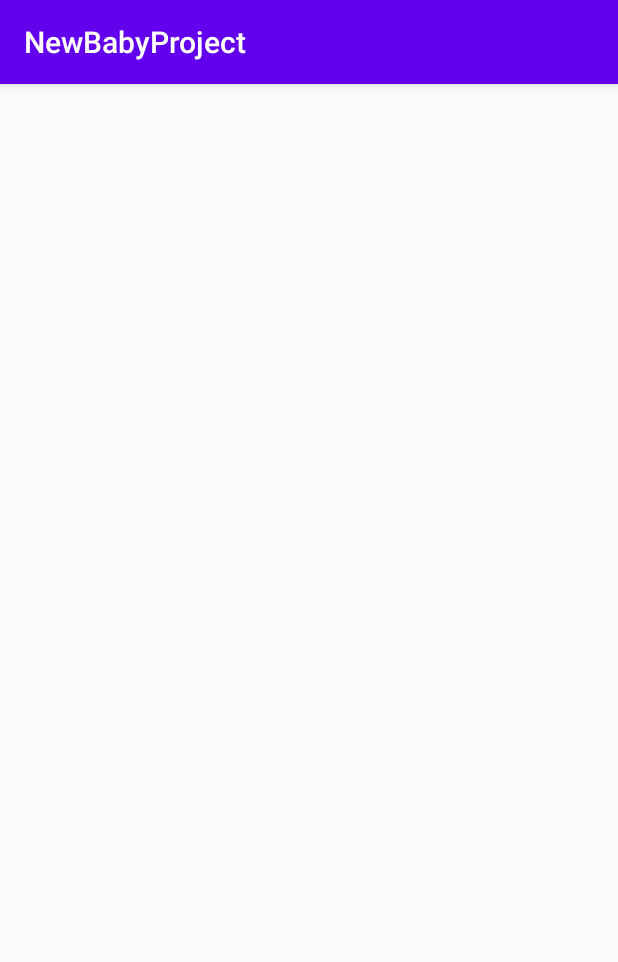
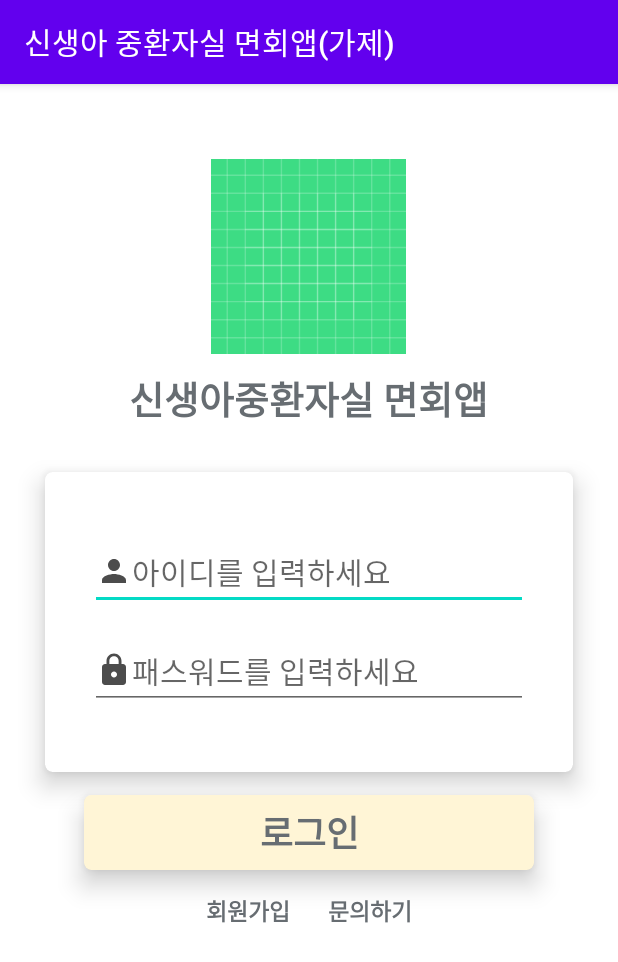
Before and after one commit to ParkSongSal/NewBabyProject, an Android app: the screen it shows after launch (MainActivity before the commit, LoginActivity after it), on a phone screen of 412 x 824 dp. Shown: the top 962 px of the screen. Run offline under Robolectric (Android 15) with nearby library versions, the phone set to English and light mode, and no system bars.

Commit message:
login.xml 화면 작성

```diff
--- a/app/src/main/AndroidManifest.xml
+++ b/app/src/main/AndroidManifest.xml
@@ -9,7 +9,8 @@
         android:roundIcon="@mipmap/ic_launcher_round"
         android:supportsRtl="true"
         android:theme="@style/AppTheme">
-        <activity android:name=".MainActivity">
+        <activity android:name=".MainActivity"></activity>
+        <activity android:name=".LoginActivity">
             <intent-filter>
                 <action android:name="android.intent.action.MAIN" />
 
--- /dev/null
+++ b/app/src/main/java/com/example/newbabyproject/LoginActivity.kt
@@ -0,0 +1,21 @@
+package com.example.newbabyproject
+
+import android.os.Bundle
+import android.view.View
+import androidx.appcompat.app.AppCompatActivity
+
+class LoginActivity : AppCompatActivity() {
+    override fun onCreate(savedInstanceState: Bundle?) {
+        super.onCreate(savedInstanceState)
+        setContentView(R.layout.activity_login)
+    }
+
+    fun onClick(view: View) {
+
+        /*when (view.id) {
+            R.id.loginBtn -> Login()
+            R.id.registerTxt -> Register()
+            R.id.inquireTxt -> Inquire()
+        }*/
+    }
+}
--- /dev/null
+++ b/app/src/main/res/drawable/ic_lock_black_24dp.xml
@@ -0,0 +1,5 @@
+<vector android:alpha="0.7" android:height="24dp"
+    android:viewportHeight="24.0" android:viewportWidth="24.0"
+    android:width="24dp" xmlns:android="http://schemas.android.com/apk/res/android">
+    <path android:fillColor="@color/blackColor" android:pathData="M18,8h-1L17,6c0,-2.76 -2.24,-5 -5,-5S7,3.24 7,6v2L6,8c-1.1,0 -2,0.9 -2,2v10c0,1.1 0.9,2 2,2h12c1.1,0 2,-0.9 2,-2L20,10c0,-1.1 -0.9,-2 -2,-2zM12,17c-1.1,0 -2,-0.9 -2,-2s0.9,-2 2,-2 2,0.9 2,2 -0.9,2 -2,2zM15.1,8L8.9,8L8.9,6c0,-1.71 1.39,-3.1 3.1,-3.1 1.71,0 3.1,1.39 3.1,3.1v2z"/>
+</vector>
--- /dev/null
+++ b/app/src/main/res/drawable/ic_person_black_24dp.xml
@@ -0,0 +1,5 @@
+<vector android:alpha="0.7" android:height="24dp"
+    android:viewportHeight="24.0" android:viewportWidth="24.0"
+    android:width="24dp" xmlns:android="http://schemas.android.com/apk/res/android">
+    <path android:fillColor="@color/blackColor" android:pathData="M12,12c2.21,0 4,-1.79 4,-4s-1.79,-4 -4,-4 -4,1.79 -4,4 1.79,4 4,4zM12,14c-2.67,0 -8,1.34 -8,4v2h16v-2c0,-2.66 -5.33,-4 -8,-4z"/>
+</vector>
--- /dev/null
+++ b/app/src/main/res/layout/activity_login.xml
@@ -0,0 +1,138 @@
+<?xml version="1.0" encoding="utf-8"?>
+<LinearLayout xmlns:android="http://schemas.android.com/apk/res/android"
+    xmlns:app="http://schemas.android.com/apk/res-auto"
+    xmlns:tools="http://schemas.android.com/tools"
+    android:layout_width="match_parent"
+    android:layout_height="match_parent"
+    android:orientation="vertical"
+    android:background="@color/whiteColor"
+    tools:context=".LoginActivity">
+
+        <ImageView
+            android:id="@+id/logoImg"
+            android:layout_width="130dp"
+            android:layout_height="130dp"
+            android:layout_marginTop="50dp"
+            android:layout_gravity="center"
+            android:src="@drawable/ic_launcher_background" />
+
+        <TextView
+            android:id="@+id/appNameTextView"
+            android:layout_width="wrap_content"
+            android:layout_height="wrap_content"
+            android:layout_gravity="center"
+            android:text="신생아중환자실 면회앱"
+            android:layout_marginTop="10dp"
+            android:textColor="@color/mainTextColor"
+            android:textSize="25sp"
+            android:textStyle="bold" />
+
+
+        <androidx.cardview.widget.CardView
+            android:id="@+id/card_view1"
+            android:layout_width="match_parent"
+            android:layout_height="200dp"
+            android:layout_marginStart="30dp"
+            android:layout_marginTop="30dp"
+            android:layout_marginEnd="30dp"
+            android:layout_marginBottom="10dp"
+            app:cardCornerRadius="5dp"
+            app:cardElevation="10dp"
+            tools:ignore="MissingConstraints">
+
+            <LinearLayout
+                android:layout_width="match_parent"
+                android:layout_height="match_parent"
+                android:orientation="vertical">
+
+                <RelativeLayout
+                    android:layout_width="match_parent"
+                    android:layout_height="match_parent"
+                    android:gravity="center">
+                    <EditText
+                        android:id="@+id/idEditText"
+                        android:layout_width="match_parent"
+                        android:layout_height="wrap_content"
+                        android:layout_marginStart="30dp"
+                        android:layout_marginEnd="30dp"
+                        android:drawableStart="@drawable/ic_person_black_24dp"
+                        android:drawableLeft="@drawable/ic_person_black_24dp"
+                        android:focusable="auto"
+                        android:hint="아이디를 입력하세요"
+                        android:inputType="text"
+                        android:textSize="20sp"
+                         />
+
+                    <EditText
+                        android:id="@+id/pwEditText"
+                        android:layout_width="match_parent"
+                        android:layout_height="wrap_content"
+                        android:layout_below="@id/idEditText"
+                        android:layout_marginTop="15dp"
+                        android:layout_gravity="center"
+                        android:layout_marginStart="30dp"
+                        android:layout_marginEnd="30dp"
+                        android:focusable="auto"
+                        android:hint="패스워드를 입력하세요"
+                        android:drawableStart="@drawable/ic_lock_black_24dp"
+                        android:drawableLeft="@drawable/ic_lock_black_24dp"
+                        android:inputType="textPassword"
+                        android:textSize="20sp" />
+                </RelativeLayout>
+
+            </LinearLayout>
+
+        </androidx.cardview.widget.CardView>
+
+        <androidx.cardview.widget.CardView
+            android:layout_width="300dp"
+            android:layout_height="50dp"
+            android:layout_gravity="center"
+            android:layout_marginTop="5dp"
+            app:cardCornerRadius="5dp"
+            app:cardElevation="10dp">
+
+            <Button
+                android:id="@+id/loginBtn"
+                android:layout_width="300dp"
+                android:layout_height="50dp"
+                android:text="로그인"
+                android:background="@color/mainColor"
+                android:textColor="@color/mainTextColor"
+                android:textSize="24sp"
+                android:textStyle="bold"
+                android:onClick="onClick"/>
+        </androidx.cardview.widget.CardView>
+
+    <LinearLayout
+        android:id="@+id/ll"
+        android:layout_width="match_parent"
+        android:layout_height="wrap_content"
+        android:layout_marginTop="15dp"
+        android:gravity="center"
+        android:orientation="horizontal">
+
+
+        <TextView
+            android:id="@+id/registerTxt"
+            android:layout_width="wrap_content"
+            android:layout_height="wrap_content"
+            android:layout_marginEnd="25dp"
+            android:onClick="onClick"
+            android:text="회원가입"
+            android:textColor="@color/mainTextColor"
+            android:textSize="15sp"
+            android:textStyle="bold"
+            android:layout_marginRight="15dp" />
+
+        <TextView
+            android:id="@+id/inquireTxt"
+            android:layout_width="wrap_content"
+            android:layout_height="wrap_content"
+            android:onClick="onClick"
+            android:text="문의하기"
+            android:textColor="@color/mainTextColor"
+            android:textSize="15sp"
+            android:textStyle="bold" />
+    </LinearLayout>
+</LinearLayout>
--- a/app/src/main/res/values/colors.xml
+++ b/app/src/main/res/values/colors.xml
@@ -18,4 +18,10 @@
     <!--강조노란색-->
     <color name="mainAccentColor">#f9ce42</color>
 
+    <!--흰색-->
+    <color name="whiteColor">#ffffff</color>
+
+    <!--검은색-->
+    <color name="blackColor">#000000</color>
+
 </resources>
--- a/app/src/main/res/values/strings.xml
+++ b/app/src/main/res/values/strings.xml
@@ -1,3 +1,3 @@
 <resources>
-    <string name="app_name">NewBabyProject</string>
+    <string name="app_name">신생아 중환자실 면회앱(가제)</string>
 </resources>
```
